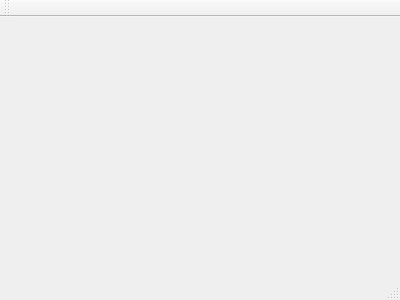
Qt form mainwindow.ui (WillsonLee/BillBoardSwitch) before a commit.
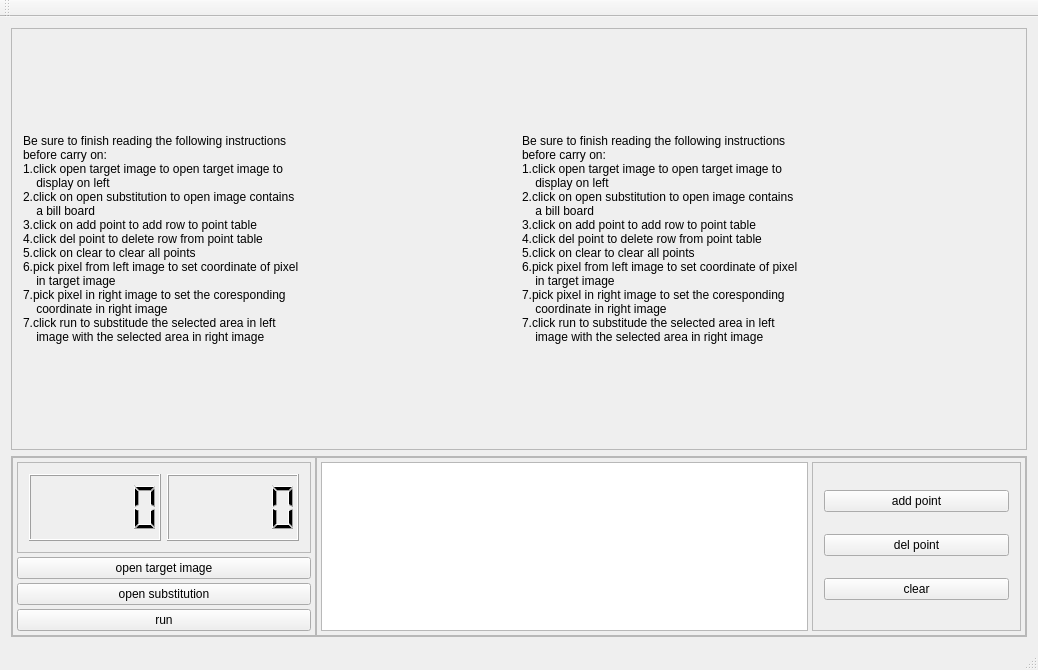
The same form after that commit.

Commit message: 设计好了界面及打开图片；表格初始化与增删清空行

Patch:
```diff
--- a/mainwindow.ui
+++ b/mainwindow.ui
@@ -1,24 +1,256 @@
 <ui version="4.0">
  <class>MainWindow</class>
- <widget class="QMainWindow" name="MainWindow" >
-  <property name="geometry" >
+ <widget class="QMainWindow" name="MainWindow">
+  <property name="geometry">
    <rect>
     <x>0</x>
     <y>0</y>
-    <width>400</width>
-    <height>300</height>
+    <width>1038</width>
+    <height>670</height>
    </rect>
   </property>
   <property name="windowTitle" >
    <string>MainWindow</string>
   </property>
-  <widget class="QMenuBar" name="menuBar" />
-  <widget class="QToolBar" name="mainToolBar" />
-  <widget class="QWidget" name="centralWidget" />
-  <widget class="QStatusBar" name="statusBar" />
+  <widget class="QWidget" name="centralWidget">
+   <layout class="QVBoxLayout" name="verticalLayout" stretch="7,3">
+    <item>
+     <widget class="QFrame" name="frame">
+      <property name="frameShape">
+       <enum>QFrame::StyledPanel</enum>
+      </property>
+      <property name="frameShadow">
+       <enum>QFrame::Raised</enum>
+      </property>
+      <layout class="QHBoxLayout" name="horizontalLayout">
+       <item>
+        <widget class="QLabel" name="label_env">
+         <property name="text">
+          <string>Be sure to finish reading the following instructions
+before carry on:
+1.click open target image to open target image to
+    display on left
+2.click on open substitution to open image contains
+    a bill board
+3.click on add point to add row to point table
+4.click del point to delete row from point table
+5.click on clear to clear all points
+6.pick pixel from left image to set coordinate of pixel
+    in target image
+7.pick pixel in right image to set the coresponding
+    coordinate in right image
+7.click run to substitude the selected area in left
+    image with the selected area in right image</string>
+         </property>
+        </widget>
+       </item>
+       <item>
+        <widget class="QLabel" name="label_board">
+         <property name="text">
+          <string>Be sure to finish reading the following instructions
+before carry on:
+1.click open target image to open target image to
+    display on left
+2.click on open substitution to open image contains
+    a bill board
+3.click on add point to add row to point table
+4.click del point to delete row from point table
+5.click on clear to clear all points
+6.pick pixel from left image to set coordinate of pixel
+    in target image
+7.pick pixel in right image to set the coresponding
+    coordinate in right image
+7.click run to substitude the selected area in left
+    image with the selected area in right image</string>
+         </property>
+        </widget>
+       </item>
+      </layout>
+     </widget>
+    </item>
+    <item>
+     <widget class="QFrame" name="frame_2">
+      <property name="frameShape">
+       <enum>QFrame::StyledPanel</enum>
+      </property>
+      <property name="frameShadow">
+       <enum>QFrame::Raised</enum>
+      </property>
+      <layout class="QHBoxLayout" name="horizontalLayout_2" stretch="3,7">
+       <property name="spacing">
+        <number>0</number>
+       </property>
+       <property name="leftMargin">
+        <number>0</number>
+       </property>
+       <property name="topMargin">
+        <number>0</number>
+       </property>
+       <property name="rightMargin">
+        <number>0</number>
+       </property>
+       <property name="bottomMargin">
+        <number>0</number>
+       </property>
+       <item>
+        <widget class="QFrame" name="frame_3">
+         <property name="frameShape">
+          <enum>QFrame::StyledPanel</enum>
+         </property>
+         <property name="frameShadow">
+          <enum>QFrame::Raised</enum>
+         </property>
+         <layout class="QVBoxLayout" name="verticalLayout_2">
+          <property name="spacing">
+           <number>4</number>
+          </property>
+          <property name="leftMargin">
+           <number>4</number>
+          </property>
+          <property name="topMargin">
+           <number>4</number>
+          </property>
+          <property name="rightMargin">
+           <number>4</number>
+          </property>
+          <property name="bottomMargin">
+           <number>4</number>
+          </property>
+          <item>
+           <widget class="QFrame" name="frame_5">
+            <property name="frameShape">
+             <enum>QFrame::StyledPanel</enum>
+            </property>
+            <property name="frameShadow">
+             <enum>QFrame::Raised</enum>
+            </property>
+            <layout class="QHBoxLayout" name="horizontalLayout_3">
+             <item>
+              <widget class="QLCDNumber" name="lcdNumber_x"/>
+             </item>
+             <item>
+              <widget class="QLCDNumber" name="lcdNumber_y"/>
+             </item>
+            </layout>
+           </widget>
+          </item>
+          <item>
+           <widget class="QPushButton" name="pushButton_target">
+            <property name="text">
+             <string>open target image</string>
+            </property>
+           </widget>
+          </item>
+          <item>
+           <widget class="QPushButton" name="pushButton_board">
+            <property name="text">
+             <string>open substitution</string>
+            </property>
+           </widget>
+          </item>
+          <item>
+           <widget class="QPushButton" name="pushButton_run">
+            <property name="text">
+             <string>run</string>
+            </property>
+           </widget>
+          </item>
+         </layout>
+         <zorder>frame_5</zorder>
+         <zorder>pushButton_board</zorder>
+         <zorder>pushButton_target</zorder>
+         <zorder>pushButton_run</zorder>
+        </widget>
+       </item>
+       <item>
+        <widget class="QFrame" name="frame_4">
+         <property name="frameShape">
+          <enum>QFrame::StyledPanel</enum>
+         </property>
+         <property name="frameShadow">
+          <enum>QFrame::Raised</enum>
+         </property>
+         <layout class="QHBoxLayout" name="horizontalLayout_4" stretch="7,3">
+          <property name="spacing">
+           <number>4</number>
+          </property>
+          <property name="leftMargin">
+           <number>4</number>
+          </property>
+          <property name="topMargin">
+           <number>4</number>
+          </property>
+          <property name="rightMargin">
+           <number>4</number>
+          </property>
+          <property name="bottomMargin">
+           <number>4</number>
+          </property>
+          <item>
+           <widget class="QTableWidget" name="tableWidget"/>
+          </item>
+          <item>
+           <widget class="QFrame" name="frame_6">
+            <property name="frameShape">
+             <enum>QFrame::StyledPanel</enum>
+            </property>
+            <property name="frameShadow">
+             <enum>QFrame::Raised</enum>
+            </property>
+            <layout class="QVBoxLayout" name="verticalLayout_3">
+             <item>
+              <widget class="QPushButton" name="pushButton_add">
+               <property name="text">
+                <string>add point</string>
+               </property>
+              </widget>
+             </item>
+             <item>
+              <widget class="QPushButton" name="pushButton_del">
+               <property name="text">
+                <string>del point</string>
+               </property>
+              </widget>
+             </item>
+             <item>
+              <widget class="QPushButton" name="pushButton_clear">
+               <property name="text">
+                <string>clear</string>
+               </property>
+              </widget>
+             </item>
+            </layout>
+           </widget>
+          </item>
+         </layout>
+        </widget>
+       </item>
+      </layout>
+     </widget>
+    </item>
+   </layout>
+  </widget>
+  <widget class="QMenuBar" name="menuBar">
+   <property name="geometry">
+    <rect>
+     <x>0</x>
+     <y>0</y>
+     <width>1038</width>
+     <height>28</height>
+    </rect>
+   </property>
+  </widget>
+  <widget class="QToolBar" name="mainToolBar">
+   <attribute name="toolBarArea">
+    <enum>TopToolBarArea</enum>
+   </attribute>
+   <attribute name="toolBarBreak">
+    <bool>false</bool>
+   </attribute>
+  </widget>
+  <widget class="QStatusBar" name="statusBar"/>
  </widget>
- <layoutDefault spacing="6" margin="11" />
- <pixmapfunction></pixmapfunction>
+ <layoutdefault spacing="6" margin="11"/>
  <resources/>
  <connections/>
 </ui>
```
Left out of the diff: 3 changed lines with no effect on the pictures. The commit also changes 3 other files.
